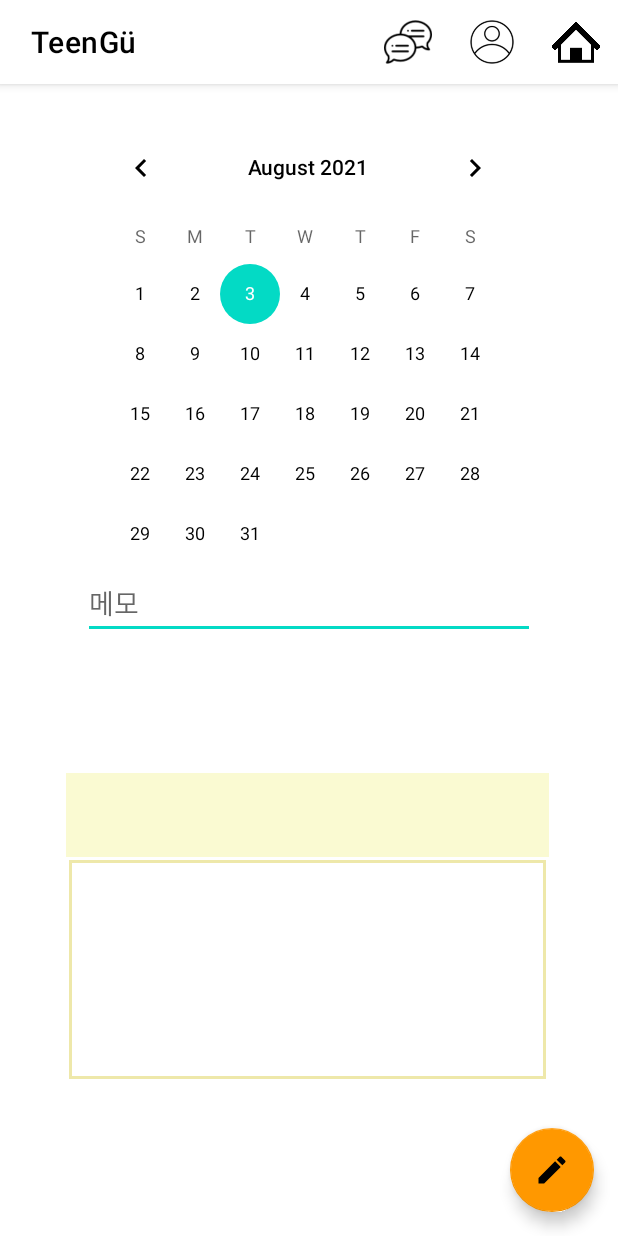
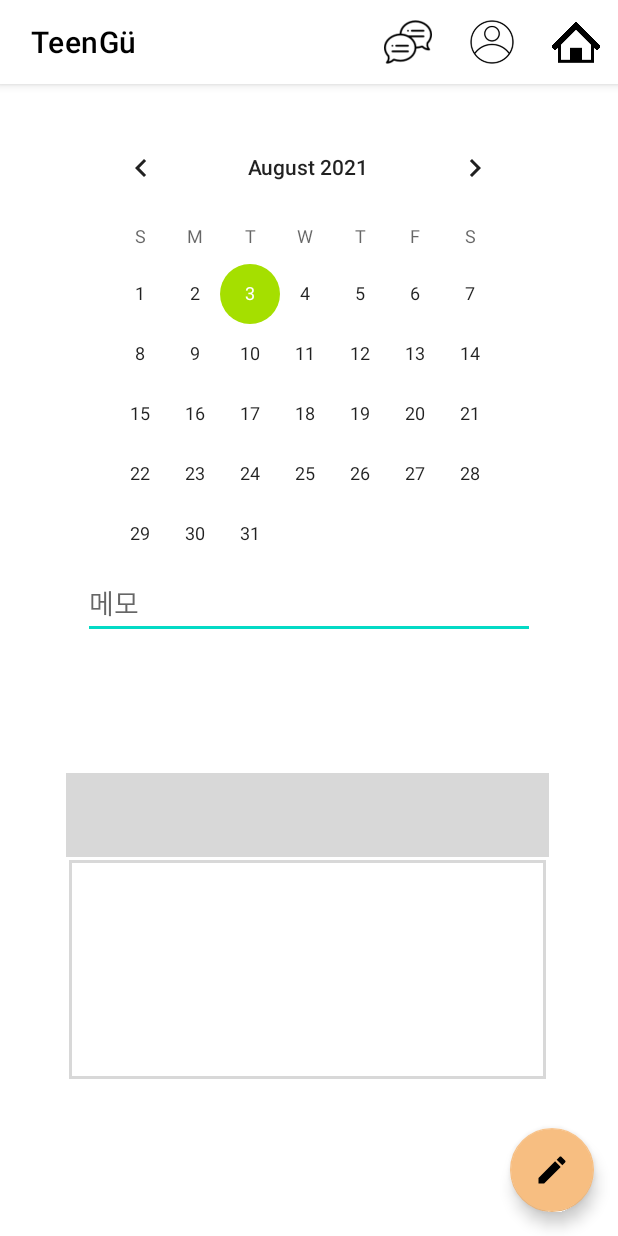
Before and after one commit to YRim99/TeenGu, an Android app: the CalendarActivity screen opened directly, with no data from a screen before it, on a phone screen of 412 x 824 dp. Run offline under Robolectric (Android 15) with nearby library versions, the phone set to English and light mode, and no system bars; 1 statement that could not run was skipped.

Commit message:
CalendarActivity 디자인 완료

```diff
--- a/app/src/main/res/drawable/calendar_border.xml
+++ b/app/src/main/res/drawable/calendar_border.xml
@@ -7,7 +7,7 @@
         android:bottom="2dp">
         <shape android:shape="rectangle">
             <stroke android:width="2dp"
-                android:color="#EEE8AA"/>
+                android:color="#D8D8D8"/>
             <solid android:color="#FFFFFF"/>
         </shape>
     </item>
--- a/app/src/main/res/layout/activity_calendar.xml
+++ b/app/src/main/res/layout/activity_calendar.xml
@@ -15,7 +15,8 @@
         app:layout_constraintHorizontal_bias="0.496"
         app:layout_constraintStart_toStartOf="parent"
         app:layout_constraintTop_toTopOf="parent"
-        app:layout_constraintVertical_bias="0.047" />
+        app:layout_constraintVertical_bias="0.047"
+        android:theme="@style/CalendarViewTheme"/>
 
     <EditText
         android:id="@+id/contentEditText"
@@ -39,7 +40,7 @@
         android:layout_marginBottom="16dp"
         android:clickable="true"
         android:src="@drawable/ic_baseline_edit_24"
-        app:backgroundTint="#FF9800"
+        app:backgroundTint="#F7BE81"
         app:layout_constraintBottom_toBottomOf="parent"
         app:layout_constraintEnd_toEndOf="parent" />
 
@@ -75,13 +76,13 @@
                     app:layout_constraintStart_toStartOf="parent"
                     app:layout_constraintTop_toTopOf="parent"
                     tools:text="2019/01/01"
-                    android:background="#FAFAD2"
+                    android:background="#D8D8D8"
                     />
                 <TextView
                     android:id="@+id/tv_result"
                     android:layout_width="match_parent"
                     android:layout_height="wrap_content"
-                    android:background="#FAFAD2"
+                    android:background="#D8D8D8"
                     tools:text="D-day"
                     android:textSize="18sp"
                     android:textAlignment="center">
--- a/app/src/main/res/values/themes.xml
+++ b/app/src/main/res/values/themes.xml
@@ -17,6 +17,9 @@
         <!-- Customize your theme here. -->
     </style>
 
+    <style name="CalendarViewTheme" parent="AppTheme">
+        <item name="colorAccent">@color/teengu</item>
+    </style>
 
     <style name="Theme.Login.NoActionBar">
         <item name="windowActionBar">false</item>
```
